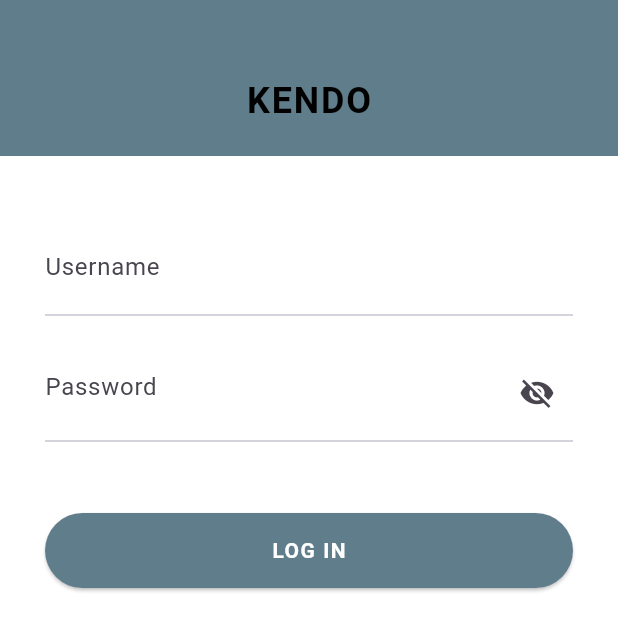
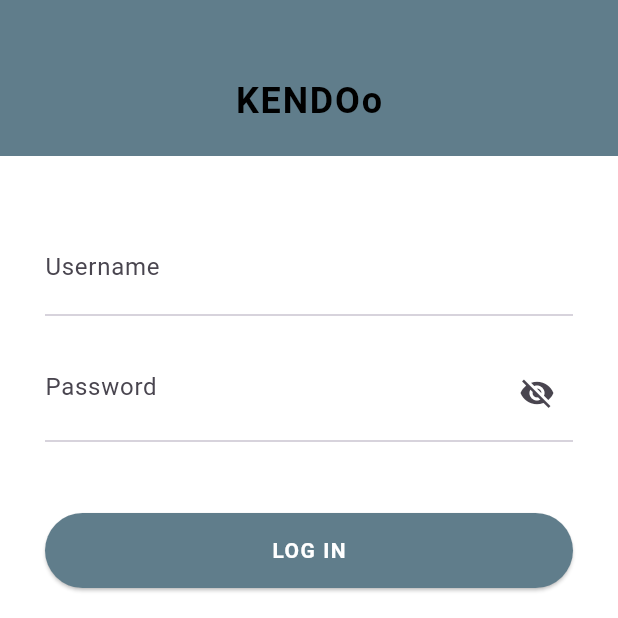
Before and after one commit to computeroverride/kenko, a Flutter app: the screen it shows after launch, on a phone screen of 412 x 824 dp, the top half of it. Run offline on Flutter 3.47's test engine with Material 3 defaults, Android fonts, the phone set to English and light mode, and no system bars; our stand-ins replace google_maps_flutter.

Commit message:
sigh change

```diff
--- a/lib/login.dart
+++ b/lib/login.dart
@@ -25,7 +25,7 @@ class _LoginState extends State<Login> {
             color: Colors.blueGrey,
             child: const Center(
               child: Text(
-                "KENDO",
+                "KENDOo",
                 style: TextStyle(
                   fontSize: 24,
                   fontWeight: FontWeight.bold,
```
